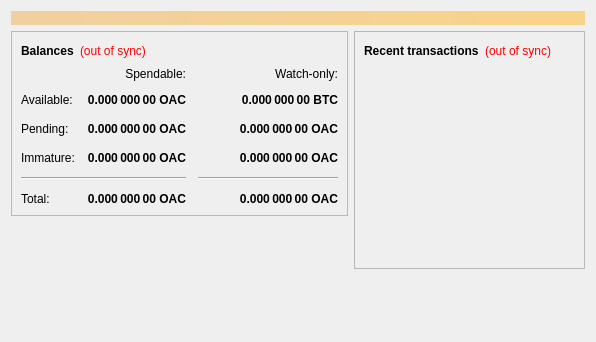
outastracoin-project/outastracoin, file src/qt/forms/overviewpage.ui: the form before one commit.
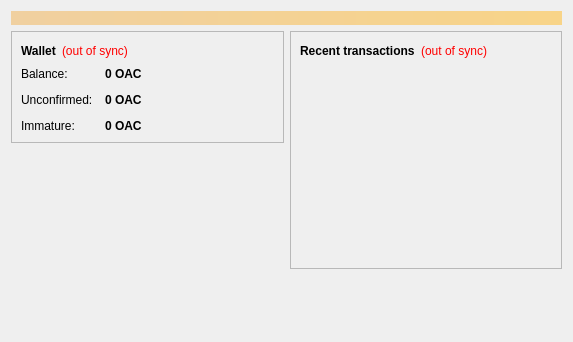
The form after the commit.

What changed in the file:
```diff
--- a/src/qt/forms/overviewpage.ui
+++ b/src/qt/forms/overviewpage.ui
@@ -2,11 +2,14 @@
 <ui version="4.0">
  <class>OverviewPage</class>
  <widget class="QWidget" name="OverviewPage">
+  <property name="enabled">
+   <bool>true</bool>
+  </property>
   <property name="geometry">
    <rect>
     <x>0</x>
     <y>0</y>
-    <width>596</width>
+    <width>573</width>
     <height>342</height>
    </rect>
   </property>
@@ -54,7 +57,7 @@
                </font>
               </property>
               <property name="text">
-               <string>Balances</string>
+               <string>Wallet</string>
               </property>
              </widget>
             </item>
@@ -78,159 +81,6 @@
              </widget>
             </item>
             <item>
-             <spacer name="horizontalSpacer_3">
-              <property name="orientation">
-               <enum>Qt::Horizontal</enum>
-              </property>
-              <property name="sizeHint" stdset="0">
-               <size>
-                <width>40</width>
-                <height>20</height>
-               </size>
-              </property>
-             </spacer>
-            </item>
-           </layout>
-          </item>
-          <item>
-           <layout class="QGridLayout" name="gridLayout">
-            <property name="spacing">
-             <number>12</number>
-            </property>
-            <item row="2" column="2">
-             <widget class="QLabel" name="labelWatchPending">
-              <property name="font">
-               <font>
-                <weight>75</weight>
-                <bold>true</bold>
-               </font>
-              </property>
-              <property name="cursor">
-               <cursorShape>IBeamCursor</cursorShape>
-              </property>
-              <property name="toolTip">
-               <string>Unconfirmed transactions to watch-only addresses</string>
-              </property>
-              <property name="text">
-               <string notr="true">0.000 000 00 OAC</string>
-              </property>
-              <property name="alignment">
-               <set>Qt::AlignRight|Qt::AlignTrailing|Qt::AlignVCenter</set>
-              </property>
-              <property name="textInteractionFlags">
-               <set>Qt::LinksAccessibleByMouse|Qt::TextSelectableByKeyboard|Qt::TextSelectableByMouse</set>
-              </property>
-             </widget>
-            </item>
-            <item row="2" column="1">
-             <widget class="QLabel" name="labelUnconfirmed">
-              <property name="font">
-               <font>
-                <weight>75</weight>
-                <bold>true</bold>
-               </font>
-              </property>
-              <property name="cursor">
-               <cursorShape>IBeamCursor</cursorShape>
-              </property>
-              <property name="toolTip">
-               <string>Total of transactions that have yet to be confirmed, and do not yet count toward the spendable balance</string>
-              </property>
-              <property name="text">
-               <string notr="true">0.000 000 00 OAC</string>
-              </property>
-              <property name="alignment">
-               <set>Qt::AlignRight|Qt::AlignTrailing|Qt::AlignVCenter</set>
-              </property>
-              <property name="textInteractionFlags">
-               <set>Qt::LinksAccessibleByMouse|Qt::TextSelectableByKeyboard|Qt::TextSelectableByMouse</set>
-              </property>
-             </widget>
-            </item>
-            <item row="3" column="2">
-             <widget class="QLabel" name="labelWatchImmature">
-              <property name="font">
-               <font>
-                <weight>75</weight>
-                <bold>true</bold>
-               </font>
-              </property>
-              <property name="cursor">
-               <cursorShape>IBeamCursor</cursorShape>
-              </property>
-              <property name="toolTip">
-               <string>Mined balance in watch-only addresses that has not yet matured</string>
-              </property>
-              <property name="text">
-               <string notr="true">0.000 000 00 OAC</string>
-              </property>
-              <property name="alignment">
-               <set>Qt::AlignRight|Qt::AlignTrailing|Qt::AlignVCenter</set>
-              </property>
-              <property name="textInteractionFlags">
-               <set>Qt::LinksAccessibleByMouse|Qt::TextSelectableByKeyboard|Qt::TextSelectableByMouse</set>
-              </property>
-             </widget>
-            </item>
-            <item row="4" column="0" colspan="2">
-             <widget class="Line" name="line">
-              <property name="orientation">
-               <enum>Qt::Horizontal</enum>
-              </property>
-             </widget>
-            </item>
-            <item row="4" column="2">
-             <widget class="Line" name="lineWatchBalance">
-              <property name="sizePolicy">
-               <sizepolicy hsizetype="Preferred" vsizetype="Fixed">
-                <horstretch>0</horstretch>
-                <verstretch>0</verstretch>
-               </sizepolicy>
-              </property>
-              <property name="minimumSize">
-               <size>
-                <width>140</width>
-                <height>0</height>
-               </size>
-              </property>
-              <property name="orientation">
-               <enum>Qt::Horizontal</enum>
-              </property>
-             </widget>
-            </item>
-            <item row="5" column="0">
-             <widget class="QLabel" name="labelTotalText">
-              <property name="text">
-               <string>Total:</string>
-              </property>
-             </widget>
-            </item>
-            <item row="3" column="1">
-             <widget class="QLabel" name="labelImmature">
-              <property name="font">
-               <font>
-                <weight>75</weight>
-                <bold>true</bold>
-               </font>
-              </property>
-              <property name="cursor">
-               <cursorShape>IBeamCursor</cursorShape>
-              </property>
-              <property name="toolTip">
-               <string>Mined balance that has not yet matured</string>
-              </property>
-              <property name="text">
-               <string notr="true">0.000 000 00 OAC</string>
-              </property>
-              <property name="alignment">
-               <set>Qt::AlignRight|Qt::AlignTrailing|Qt::AlignVCenter</set>
-              </property>
-              <property name="textInteractionFlags">
-               <set>Qt::LinksAccessibleByMouse|Qt::TextSelectableByKeyboard|Qt::TextSelectableByMouse</set>
-              </property>
-             </widget>
-            </item>
-            <item row="2" column="3">
              <spacer name="horizontalSpacer_2">
               <property name="orientation">
                <enum>Qt::Horizontal</enum>
@@ -243,15 +93,28 @@
               </property>
              </spacer>
             </item>
-            <item row="3" column="0">
-             <widget class="QLabel" name="labelImmatureText">
+           </layout>
+          </item>
+          <item>
+           <layout class="QFormLayout" name="formLayout_2">
+            <property name="fieldGrowthPolicy">
+             <enum>QFormLayout::AllNonFixedFieldsGrow</enum>
+            </property>
+            <property name="horizontalSpacing">
+             <number>12</number>
+            </property>
+            <property name="verticalSpacing">
+             <number>12</number>
+            </property>
+            <item row="0" column="0">
+             <widget class="QLabel" name="label">
               <property name="text">
-               <string>Immature:</string>
+               <string>Balance:</string>
               </property>
              </widget>
             </item>
-            <item row="5" column="1">
-             <widget class="QLabel" name="labelTotal">
+            <item row="0" column="1">
+             <widget class="QLabel" name="labelBalance">
               <property name="font">
                <font>
                 <weight>75</weight>
@@ -265,60 +128,22 @@
                <string>Your current total balance</string>
               </property>
               <property name="text">
-               <string notr="true">0.000 000 00 OAC</string>
+               <string notr="true">0 OAC</string>
               </property>
-              <property name="alignment">
-               <set>Qt::AlignRight|Qt::AlignTrailing|Qt::AlignVCenter</set>
-              </property>
               <property name="textInteractionFlags">
                <set>Qt::LinksAccessibleByMouse|Qt::TextSelectableByKeyboard|Qt::TextSelectableByMouse</set>
               </property>
              </widget>
             </item>
-            <item row="5" column="2">
-             <widget class="QLabel" name="labelWatchTotal">
-              <property name="font">
-               <font>
-                <weight>75</weight>
-                <bold>true</bold>
-               </font>
-              </property>
-              <property name="cursor">
-               <cursorShape>IBeamCursor</cursorShape>
-              </property>
-              <property name="toolTip">
-               <string>Current total balance in watch-only addresses</string>
-              </property>
-              <property name="text">
-               <string notr="true">0.000 000 00 OAC</string>
-              </property>
-              <property name="alignment">
-               <set>Qt::AlignRight|Qt::AlignTrailing|Qt::AlignVCenter</set>
-              </property>
-              <property name="textInteractionFlags">
-               <set>Qt::LinksAccessibleByMouse|Qt::TextSelectableByKeyboard|Qt::TextSelectableByMouse</set>
-              </property>
-             </widget>
-            </item>
-            <item row="0" column="2">
-             <widget class="QLabel" name="labelWatchonly">
-              <property name="text">
-               <string>Watch-only:</string>
-              </property>
-              <property name="alignment">
-               <set>Qt::AlignRight|Qt::AlignTrailing|Qt::AlignVCenter</set>
-              </property>
-             </widget>
-            </item>
             <item row="1" column="0">
-             <widget class="QLabel" name="labelBalanceText">
+             <widget class="QLabel" name="label_3">
               <property name="text">
-               <string>Available:</string>
+               <string>Unconfirmed:</string>
               </property>
              </widget>
             </item>
             <item row="1" column="1">
-             <widget class="QLabel" name="labelBalance">
+             <widget class="QLabel" name="labelUnconfirmed">
               <property name="font">
                <font>
                 <weight>75</weight>
@@ -332,35 +157,7 @@
                <string>Your current spendable balance</string>
               </property>
               <property name="text">
-               <string notr="true">0.000 000 00 OAC</string>
-              </property>
-              <property name="alignment">
-               <set>Qt::AlignRight|Qt::AlignTrailing|Qt::AlignVCenter</set>
-              </property>
-              <property name="textInteractionFlags">
-               <set>Qt::LinksAccessibleByMouse|Qt::TextSelectableByKeyboard|Qt::TextSelectableByMouse</set>
-              </property>
-             </widget>
-            </item>
-            <item row="1" column="2">
-             <widget class="QLabel" name="labelWatchAvailable">
-              <property name="font">
-               <font>
-                <weight>75</weight>
-                <bold>true</bold>
-               </font>
-              </property>
-              <property name="cursor">
-               <cursorShape>IBeamCursor</cursorShape>
-              </property>
-              <property name="toolTip">
-               <string>Your current balance in watch-only addresses</string>
-              </property>
-              <property name="text">
-               <string notr="true">0.000 000 00 BTC</string>
-              </property>
-              <property name="alignment">
-               <set>Qt::AlignRight|Qt::AlignTrailing|Qt::AlignVCenter</set>
+               <string notr="true">0 OAC</string>
               </property>
               <property name="textInteractionFlags">
                <set>Qt::LinksAccessibleByMouse|Qt::TextSelectableByKeyboard|Qt::TextSelectableByMouse</set>
@@ -368,19 +165,28 @@
              </widget>
             </item>
             <item row="2" column="0">
-             <widget class="QLabel" name="labelPendingText">
+             <widget class="QLabel" name="labelImmatureText">
               <property name="text">
-               <string>Pending:</string>
+               <string>Immature:</string>
               </property>
              </widget>
             </item>
-            <item row="0" column="1">
-             <widget class="QLabel" name="labelSpendable">
+            <item row="2" column="1">
+             <widget class="QLabel" name="labelImmature">
+              <property name="font">
+               <font>
+                <weight>75</weight>
+                <bold>true</bold>
+               </font>
+              </property>
+              <property name="toolTip">
+               <string>Mined balance that has not yet matured</string>
+              </property>
               <property name="text">
-               <string>Spendable:</string>
+               <string notr="true">0 OAC</string>
               </property>
-              <property name="alignment">
-               <set>Qt::AlignRight|Qt::AlignTrailing|Qt::AlignVCenter</set>
+              <property name="textInteractionFlags">
+               <set>Qt::LinksAccessibleByMouse|Qt::TextSelectableByKeyboard|Qt::TextSelectableByMouse</set>
               </property>
              </widget>
             </item>
@@ -419,14 +225,8 @@
            <layout class="QHBoxLayout" name="horizontalLayout_2">
             <item>
              <widget class="QLabel" name="label_4">
-              <property name="font">
-               <font>
-                <weight>75</weight>
-                <bold>true</bold>
-               </font>
-              </property>
               <property name="text">
-               <string>Recent transactions</string>
+               <string>&lt;b&gt;Recent transactions&lt;/b&gt;</string>
               </property>
              </widget>
             </item>
```
Left out of the diff: 10 changed lines with no effect on the pictures.
